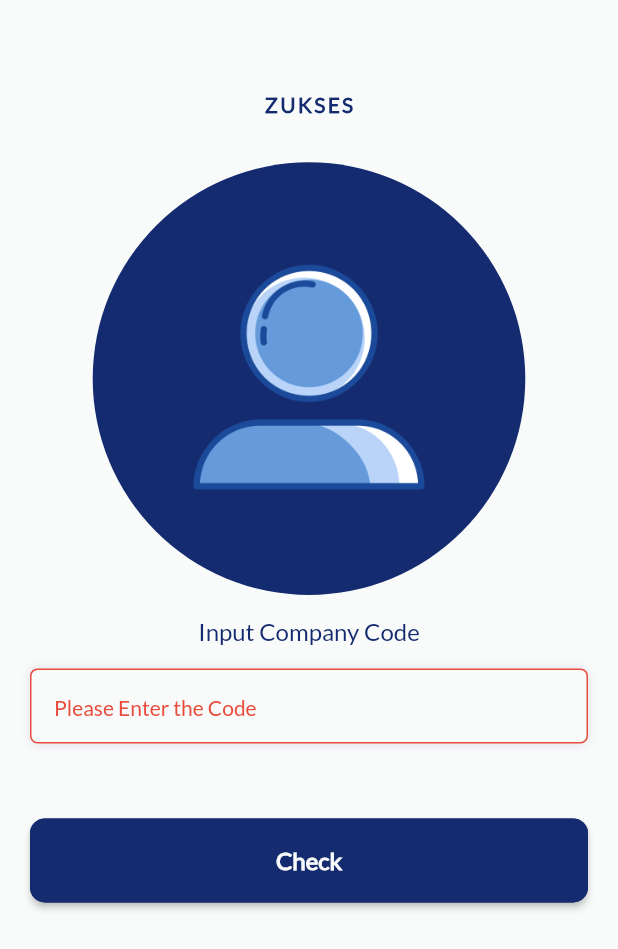
After one commit to DanielAgustian/zukses_flutter, a Flutter app: the LoginPerusahaan screen opened directly, after a tap on "Check", on a phone screen of 412 x 824 dp. The commit adds this screen. Shown: the top 949 px of the screen. Run offline on Flutter 3.47's test engine with Material 2 defaults, Android fonts, the light colour scheme and no system bars; our stand-ins replace device_preview, flutter_slidable, font_awesome_flutter, google_fonts, image_picker, shared_preferences and 2 more; missing offline and left inert: autocomplete_textfield; accounts and stored records are empty.

Commit message:
login perusahaan done

```diff
--- /dev/null
+++ b/assets/json/dummy.json
@@ -0,0 +1,7 @@
+{
+"company":[
+	{"kode":"YTI1", "nama":"Yokesen Teknologi Indonesia"},
+	{"kode":"WPI", "nama":"Wings Production Indonesia"},
+	{"kode":"UNII","nama":"Unilever Indonesia"},
+	{"kode":"SLN","nama": "Sampoerna Lintang Nusantara"}]
+}
--- /dev/null
+++ b/lib/model/company-model-auto.dart
@@ -0,0 +1,38 @@
+import 'dart:convert';
+
+import 'package:flutter/services.dart';
+
+class Company2 {
+  String kode;
+  String nama;
+
+  Company2({
+    this.kode,
+    this.nama,
+  });
+
+  factory Company2.fromJson(Map<String, dynamic> parsedJson) {
+    return Company2(
+      kode: parsedJson['kode'] as String,
+      nama: parsedJson['nama'] as String,
+    );
+  }
+}
+
+class Company2ViewModel {
+  static List<Company2> company;
+
+  static Future loadPlayers() async {
+    try {
+      company = new List<Company2>();
+      String jsonString = await rootBundle.loadString('assets/json/dummy.json');
+      Map parsedJson = json.decode(jsonString);
+      var categoryJson = parsedJson['company'] as List;
+      for (int i = 0; i < categoryJson.length; i++) {
+        company.add(new Company2.fromJson(categoryJson[i]));
+      }
+    } catch (e) {
+      print(e);
+    }
+  }
+}
--- /dev/null
+++ b/lib/model/company-model.dart
@@ -0,0 +1,16 @@
+class Company {
+  static final List<String> states = [
+    'Yokesen Teknologi Indonesia',
+    'Unilever Indonesia',
+    'Wings Production Indonesia',
+    'Sawit Indonesia'
+  ];
+  static final List<String> kode = ['YTI1', 'UNII', 'WPI', 'SWTI'];
+
+  static List<String> getSuggestions(String query) {
+    List<String> matches = List();
+    matches.addAll(states);
+    matches.retainWhere((s) => s.toLowerCase().contains(query.toLowerCase()));
+    return matches;
+  }
+}
--- /dev/null
+++ b/lib/screen/screen-login-perusahaan.dart
@@ -0,0 +1,175 @@
+import 'package:flutter/material.dart';
+import 'package:google_fonts/google_fonts.dart';
+import 'package:zukses_app_1/constant/constant.dart';
+import 'package:zukses_app_1/screen/screen_login.dart';
+import 'package:autocomplete_textfield/autocomplete_textfield.dart';
+import 'package:zukses_app_1/component/button/button-long-outlined.dart';
+import 'package:zukses_app_1/tab/screen_tab.dart';
+
+class LoginPerusahaan extends StatefulWidget {
+  LoginPerusahaan({Key key, this.title}) : super(key: key);
+
+  final String title;
+
+  @override
+  _ScreenLoginPerusahaan createState() => _ScreenLoginPerusahaan();
+}
+
+class _ScreenLoginPerusahaan extends State<LoginPerusahaan> {
+  bool _codeValidator = false;
+  bool _check = false;
+  bool _enable = true;
+  TextEditingController textCompanyCode = new TextEditingController();
+  String buttonText = "Check";
+  @override
+  Widget build(BuildContext context) {
+    Size size = MediaQuery.of(context).size;
+    return Scaffold(
+        backgroundColor: colorBackground,
+        body: SingleChildScrollView(
+            child: Container(
+                padding: EdgeInsets.all(20),
+                child: Column(children: [
+                  SizedBox(
+                    height: size.height * 0.05,
+                  ),
+                  Text(
+                    "ZUKSES",
+                    style: GoogleFonts.lato(
+                        textStyle:
+                            TextStyle(color: colorPrimary, letterSpacing: 1.5),
+                        fontSize: 14,
+                        fontWeight: FontWeight.bold),
+                  ),
+                  SizedBox(height: 30),
+                  CircleAvatar(
+                      backgroundColor: colorPrimary,
+                      radius: size.width * 0.35,
+                      child: Image.asset("assets/images/ava.png")),
+                  SizedBox(height: 15),
+                  Text(
+                    "Input Company Code",
+                    style: TextStyle(fontSize: 16, color: colorPrimary),
+                  ),
+                  SizedBox(height: 15),
+                  Container(
+                    decoration: BoxDecoration(
+                        color: colorBackground,
+                        borderRadius: BorderRadius.circular(5),
+                        border: _codeValidator
+                            ? Border.all(color: colorError)
+                            : Border.all(color: Colors.transparent),
+                        boxShadow: [
+                          BoxShadow(
+                            color: colorNeutral1,
+                            blurRadius: 5,
+                          )
+                        ]),
+                    padding: EdgeInsets.symmetric(horizontal: 10),
+                    child: TextFormField(
+                      enabled: _enable,
+                      controller: textCompanyCode,
+                      decoration: InputDecoration(
+                          enabledBorder: InputBorder.none,
+                          focusedBorder: InputBorder.none,
+                          hintText: _codeValidator
+                              ? "Please Enter the Code"
+                              : "Enter the Company Code",
+                          contentPadding: EdgeInsets.symmetric(horizontal: 5),
+                          hintStyle: TextStyle(
+                              fontSize: 14,
+                              color:
+                                  _codeValidator ? colorError : colorNeutral2)),
+                    ),
+                  ),
+                  SizedBox(height: 20),
+                  buttonText == "Check"
+                      ? Container()
+                      : Container(
+                          decoration: BoxDecoration(
+                              color: colorBackground,
+                              borderRadius: BorderRadius.circular(5),
+                              boxShadow: [
+                                BoxShadow(
+                                  color: colorNeutral1,
+                                  blurRadius: 5,
+                                )
+                              ]),
+                          child: _codeValidator == true
+                              ? Container()
+                              : Container(
+                                  padding: EdgeInsets.fromLTRB(10, 5, 10, 5),
+                                  child: Row(
+                                    crossAxisAlignment:
+                                        CrossAxisAlignment.center,
+                                    mainAxisAlignment: MainAxisAlignment.start,
+                                    children: [
+                                      Container(
+                                          height: 45,
+                                          width: 45,
+                                          decoration: BoxDecoration(
+                                              color: colorPrimary,
+                                              shape: BoxShape.circle,
+                                              image: new DecorationImage(
+                                                  fit: BoxFit.fill,
+                                                  image: Image.asset(
+                                                          "assets/images/ava.png")
+                                                      .image))),
+                                      SizedBox(width: 20),
+                                      Text("PT Yokesen Teknologi Indonesia")
+                                    ],
+                                  )),
+                        ),
+                  SizedBox(
+                    height: 30,
+                  ),
+                  LongButtonOutline(
+                    size: size,
+                    title: buttonText,
+                    bgColor: colorPrimary,
+                    textColor: colorBackground,
+                    onClick: () {
+                      _check ? continueButton() : checkButton();
+
+                      /*Navigator.push(
+                        context,
+                        MaterialPageRoute(builder: (context) => ScreenLogin()),
+                      );*/
+                    },
+                    outlineColor: colorPrimary,
+                  ),
+                ]))));
+  }
+
+  void checkButton() {
+    if (textCompanyCode.text == "") {
+      setState(() {
+        _codeValidator = true;
+      });
+    } else {
+      setState(() {
+        _codeValidator = false;
+      });
+    }
+    if (!_codeValidator) {
+      setState(() {
+        buttonText = "Confirm";
+        _check = true;
+        //_enable = false;
+      });
+    } else {
+      setState(() {
+        buttonText = "Check";
+      });
+    }
+  }
+
+  void continueButton() {
+    setState(() {
+      _check = false;
+      _codeValidator = false;
+    });
+    Navigator.push(
+        context, MaterialPageRoute(builder: (context) => ScreenTab()));
+  }
+}
--- a/lib/screen/screen_login.dart
+++ b/lib/screen/screen_login.dart
@@ -3,6 +3,7 @@ import 'package:google_fonts/google_fonts.dart';
 import 'package:zukses_app_1/tab/screen_tab.dart';
 import 'package:zukses_app_1/constant/constant.dart';
 import 'package:zukses_app_1/component/button/button-long.dart';
+import 'package:zukses_app_1/screen/screen-login-perusahaan.dart';
 import 'package:font_awesome_flutter/font_awesome_flutter.dart';
 import 'package:zukses_app_1/component/button/button-long-icon.dart';
 
--- a/lib/screen/screen_signup.dart
+++ b/lib/screen/screen_signup.dart
@@ -5,6 +5,7 @@ import 'package:zukses_app_1/constant/constant.dart';
 import 'package:zukses_app_1/component/button/button-long.dart';
 import 'package:font_awesome_flutter/font_awesome_flutter.dart';
 import 'package:zukses_app_1/component/button/button-long-icon.dart';
+import 'package:zukses_app_1/screen/screen-login-perusahaan.dart';
 
 class ScreenSignUp extends StatefulWidget {
   ScreenSignUp({Key key, this.title}) : super(key: key);
@@ -86,8 +87,13 @@ class _ScreenSignUp extends State<ScreenSignUp> {
         !_confirmPassValidator) {
       Navigator.push(
         context,
+        MaterialPageRoute(builder: (context) => LoginPerusahaan()),
+      );
+      /*
+      Navigator.push(
+        context,
         MaterialPageRoute(builder: (context) => ScreenTab()),
-      );
+      );*/
     }
   }
 
--- a/pubspec.yaml
+++ b/pubspec.yaml
@@ -29,6 +29,8 @@ dependencies:
   intl:
   esys_flutter_share:
   image_picker:
+  autocomplete_textfield:
+  flutter_typeahead:
   # The following adds the Cupertino Icons font to your application.
   # Use with the CupertinoIcons class for iOS style icons.
   cupertino_icons: ^1.0.0
@@ -62,7 +64,7 @@ flutter:
     - assets/images/
     - icon/google_icon.png
     - icon/facebook_icon.png
-
+    - assets/json/
   # An image asset can refer to one or more resolution-specific "variants", see
   # https://flutter.dev/assets-and-images/#resolution-aware.
   # For details regarding adding assets from package dependencies, see
```
Also changed, not shown: pubspec.lock.
